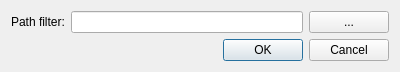
Old version of the form random-album/rasettings.ui in the repository apie/random-album.
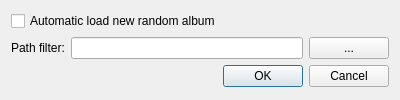
New version of the form.

Commit message:
Use new stopAfterCurrent() API added in amarok 2.3.1.
This allows the script to detect whether to continue playback
after the playlist has finished playing.

Since this removes the necessity to enable or disable the script
manually to work around the lack of integration with the "stop
after current" feature, the enabled check box was moved to the
config dialog, cleaning up amarok's menus a little.

This is still kinda untested, since I'm still running 2.3.0.

```diff
--- a/random-album/rasettings.ui
+++ b/random-album/rasettings.ui
@@ -7,7 +7,7 @@
     <x>0</x>
     <y>0</y>
     <width>400</width>
-    <height>70</height>
+    <height>100</height>
    </rect>
   </property>
   <property name="windowTitle">
@@ -45,6 +45,19 @@
      </property>
     </widget>
    </item>
+   <item row="0" column="1" colspan="3">
+    <widget class="QCheckBox" name="enableRA">
+     <property name="toolTip">
+      <string>If checked, a random album will be automatically loaded whenever the current playlist reaches its end.</string>
+     </property>
+     <property name="whatsThis">
+      <string/>
+     </property>
+     <property name="text">
+      <string>Automatic load new random album</string>
+     </property>
+    </widget>
+   </item>
   </layout>
  </widget>
  <resources/>
```
Left out of the diff: 20 changed lines with no effect on the pictures. The commit also changes 1 other file.
